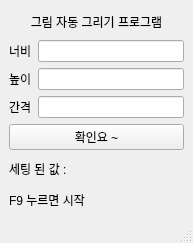
100dlswjd/draw_helper_2, file main_form.ui: the form before one commit.
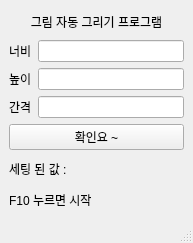
The form after the commit.

Commit message: 기능완성

Patch:
```diff
--- a/main_form.ui
+++ b/main_form.ui
@@ -86,7 +86,7 @@
       <item>
        <widget class="QLabel" name="label_info">
         <property name="text">
-         <string>F9 누르면 시작</string>
+         <string>F10 누르면 시작</string>
         </property>
        </widget>
       </item>
```
The commit also changes 2 other files.
